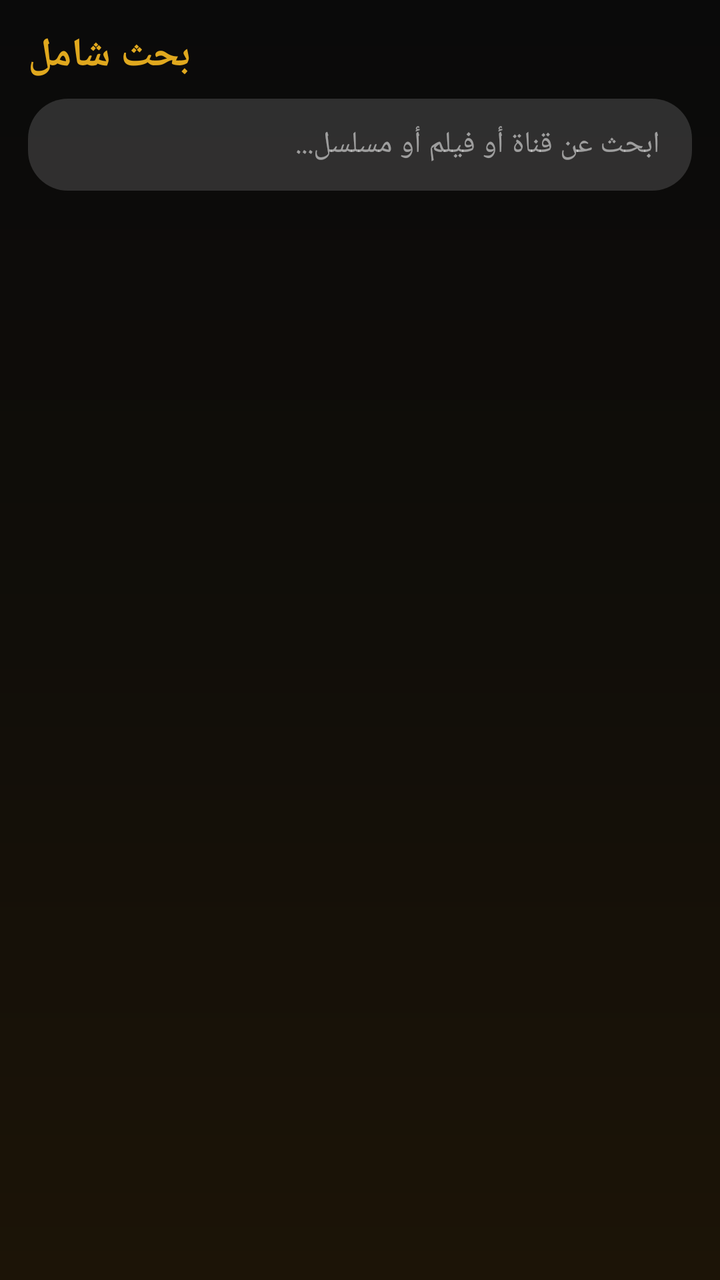
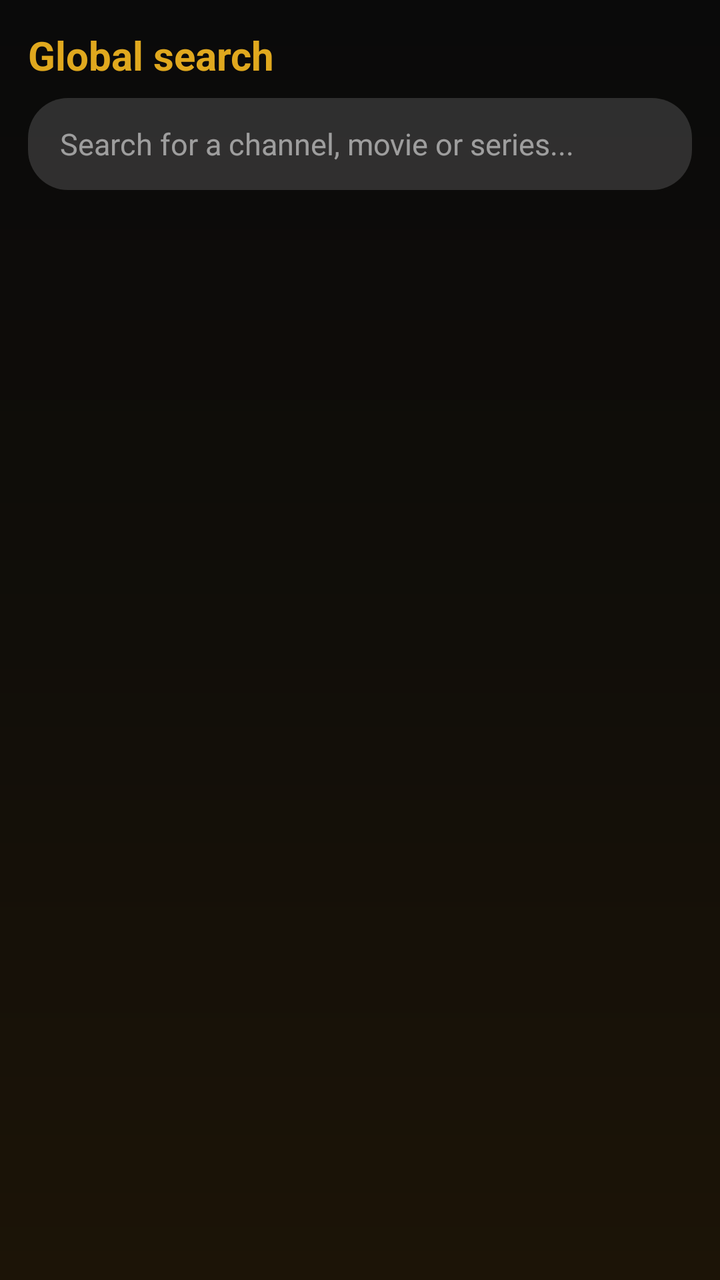

Screens rendered from an Android XML layout before and after an edit, with the pre-edit source and the edit as a unified diff.
<!-- AndroidManifest.xml: application theme Theme.IPTVPlayer -->
<!-- res/layout/activity_search.xml -->
<?xml version="1.0" encoding="utf-8"?>
<LinearLayout xmlns:android="http://schemas.android.com/apk/res/android" android:layout_width="match_parent" android:layout_height="match_parent" android:background="@drawable/bg_app_gradient" android:orientation="vertical" android:padding="14dp">
<TextView android:layout_width="wrap_content" android:layout_height="wrap_content" android:text="بحث شامل" android:textColor="#E0A81E" android:textSize="20sp" android:textStyle="bold" />
<EditText android:id="@+id/etSearch" android:layout_width="match_parent" android:layout_height="46dp" android:layout_marginTop="8dp" android:background="@drawable/bg_search" android:hint="ابحث عن قناة أو فيلم أو مسلسل..." android:imeOptions="actionSearch" android:paddingStart="16dp" android:paddingEnd="16dp" android:singleLine="true" android:textColor="#FFFFFF" android:textColorHint="#88FFFFFF" android:textSize="15sp" />
<FrameLayout android:layout_width="match_parent" android:layout_height="0dp" android:layout_marginTop="8dp" android:layout_weight="1">
<androidx.recyclerview.widget.RecyclerView android:id="@+id/rvResults" android:layout_width="match_parent" android:layout_height="match_parent" />
<ProgressBar android:id="@+id/progress" android:layout_width="40dp" android:layout_height="40dp" android:layout_gravity="center" />
<TextView android:id="@+id/tvEmpty" android:layout_width="wrap_content" android:layout_height="wrap_content" android:layout_gravity="center" android:textColor="#88FFFFFF" android:textSize="15sp" />
</FrameLayout>
</LinearLayout>
<!-- resources referenced by this layout -->
<resources>
  <!-- drawable bg_app_gradient (drawable) -->
  <?xml version="1.0" encoding="utf-8"?>
  <shape xmlns:android="http://schemas.android.com/apk/res/android" android:shape="rectangle"><gradient android:angle="270" android:startColor="#0A0A0A" android:centerColor="#110E09" android:endColor="#1C1407" /></shape>
  <!-- drawable bg_search (drawable) -->
  <?xml version="1.0" encoding="utf-8"?>
  <shape xmlns:android="http://schemas.android.com/apk/res/android" android:shape="rectangle"><solid android:color="#26FFFFFF" /><corners android:radius="20dp" /></shape>
  <style name="Theme.IPTVPlayer" parent="Theme.MaterialComponents.DayNight.NoActionBar">
          <item name="colorPrimary">@color/accent_primary</item>
          <item name="colorPrimaryVariant">@color/accent_secondary</item>
          <item name="colorOnPrimary">@color/bg_primary</item>
          <item name="colorSecondary">@color/accent_primary</item>
          <item name="colorOnSecondary">@color/bg_primary</item>
          <item name="android:colorBackground">@color/bg_primary</item>
          <item name="colorSurface">@color/bg_surface</item>
          <item name="colorOnSurface">@color/text_primary</item>
          <item name="android:statusBarColor">@color/bg_surface</item>
          <item name="android:navigationBarColor">@color/bg_primary</item>
          <item name="android:windowBackground">@color/bg_primary</item>
          
          <item name="android:textColorPrimary">@color/text_primary</item>
          <item name="android:textColorSecondary">@color/text_secondary</item>
          <item name="android:editTextColor">@color/text_primary</item>
          <item name="android:textColorHint">@color/text_hint</item>
          
          <item name="materialAlertDialogTheme">@style/DarkAlertDialog</item>
      </style>
  <color name="accent_primary">#FF00E676</color>
  <color name="accent_secondary">#FF00C853</color>
  <color name="bg_primary">#FF121212</color>
  <color name="bg_surface">#FF1E1E1E</color>
  <color name="text_primary">#FFFFFFFF</color>
  <color name="text_secondary">#FFB0B0B0</color>
  <color name="text_hint">#FF757575</color>
  <style name="DarkAlertDialog" parent="ThemeOverlay.MaterialComponents.MaterialAlertDialog">
          <item name="colorSurface">@color/bg_surface</item>
          <item name="colorOnSurface">@color/text_primary</item>
          <item name="android:background">@color/bg_surface</item>
          <item name="buttonBarPositiveButtonStyle">@style/AccentButtonStyle</item>
      </style>
  <style name="AccentButtonStyle" parent="Widget.MaterialComponents.Button.TextButton.Dialog">
          <item name="android:textColor">@color/accent_primary</item>
      </style>
</resources>

<!-- the commit's change to res/layout/activity_search.xml (unified diff, before → after) -->
@@ -1,7 +1,7 @@
 <?xml version="1.0" encoding="utf-8"?>
 <LinearLayout xmlns:android="http://schemas.android.com/apk/res/android" android:layout_width="match_parent" android:layout_height="match_parent" android:background="@drawable/bg_app_gradient" android:orientation="vertical" android:padding="14dp">
-<TextView android:layout_width="wrap_content" android:layout_height="wrap_content" android:text="بحث شامل" android:textColor="#E0A81E" android:textSize="20sp" android:textStyle="bold" />
-<EditText android:id="@+id/etSearch" android:layout_width="match_parent" android:layout_height="46dp" android:layout_marginTop="8dp" android:background="@drawable/bg_search" android:hint="ابحث عن قناة أو فيلم أو مسلسل..." android:imeOptions="actionSearch" android:paddingStart="16dp" android:paddingEnd="16dp" android:singleLine="true" android:textColor="#FFFFFF" android:textColorHint="#88FFFFFF" android:textSize="15sp" />
+<TextView android:layout_width="wrap_content" android:layout_height="wrap_content" android:text="@string/search_title" android:textColor="#E0A81E" android:textSize="20sp" android:textStyle="bold" />
+<EditText android:id="@+id/etSearch" android:layout_width="match_parent" android:layout_height="46dp" android:layout_marginTop="8dp" android:background="@drawable/bg_search" android:hint="@string/search_hint" android:imeOptions="actionSearch" android:paddingStart="16dp" android:paddingEnd="16dp" android:singleLine="true" android:textColor="#FFFFFF" android:textColorHint="#88FFFFFF" android:textSize="15sp" />
 <FrameLayout android:layout_width="match_parent" android:layout_height="0dp" android:layout_marginTop="8dp" android:layout_weight="1">
 <androidx.recyclerview.widget.RecyclerView android:id="@+id/rvResults" android:layout_width="match_parent" android:layout_height="match_parent" />
 <ProgressBar android:id="@+id/progress" android:layout_width="40dp" android:layout_height="40dp" android:layout_gravity="center" />
<!-- resource entries referenced after the edit -->
@@ -6,6 +6,8 @@
   <!-- drawable bg_search (drawable) -->
   <?xml version="1.0" encoding="utf-8"?>
   <shape xmlns:android="http://schemas.android.com/apk/res/android" android:shape="rectangle"><solid android:color="#26FFFFFF" /><corners android:radius="20dp" /></shape>
+  <string name="search_hint">Search for a channel, movie or series...</string>
+  <string name="search_title">Global search</string>
   <style name="Theme.IPTVPlayer" parent="Theme.MaterialComponents.DayNight.NoActionBar">
           <item name="colorPrimary">@color/accent_primary</item>
           <item name="colorPrimaryVariant">@color/accent_secondary</item>
